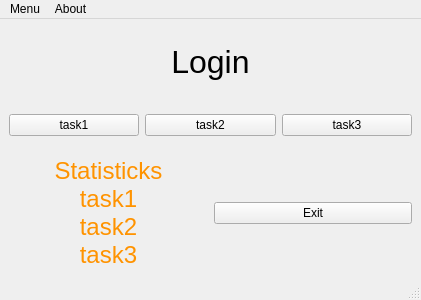
Qt form mainwindow.ui (SqAnic/ProjectSucces) before a commit.
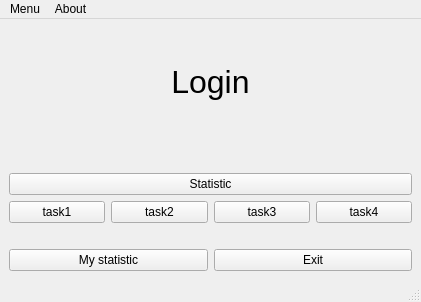
The same form after that commit.

Patch:
```diff
--- a/mainwindow.ui
+++ b/mainwindow.ui
@@ -7,7 +7,7 @@
     <x>0</x>
     <y>0</y>
     <width>421</width>
-    <height>300</height>
+    <height>302</height>
    </rect>
   </property>
   <property name="maximumSize">
@@ -47,11 +47,18 @@
         <property name="sizeHint" stdset="0">
          <size>
           <width>20</width>
-          <height>10</height>
+          <height>30</height>
          </size>
         </property>
        </spacer>
       </item>
+      <item>
+       <widget class="QPushButton" name="pushButton_stat">
+        <property name="text">
+         <string>Statistic</string>
+        </property>
+       </widget>
+      </item>
       <item>
        <layout class="QGridLayout" name="gridLayout">
         <item row="1" column="0" colspan="2">
@@ -77,22 +84,15 @@
             </property>
            </widget>
           </item>
+          <item>
+           <widget class="QPushButton" name="pushButton_task4">
+            <property name="text">
+             <string>task4</string>
+            </property>
+           </widget>
+          </item>
          </layout>
         </item>
-        <item row="7" column="1">
-         <widget class="QPushButton" name="pushButton_exit">
-          <property name="text">
-           <string>Exit</string>
-          </property>
-         </widget>
-        </item>
-        <item row="7" column="0">
-         <widget class="QLabel" name="label_stat">
-          <property name="text">
-           <string>&lt;html&gt;&lt;head/&gt;&lt;body&gt;&lt;p align=&quot;center&quot;&gt;&lt;span style=&quot; font-size:18pt; color:#ff9300;&quot;&gt;Statisticks&lt;/span&gt;&lt;span style=&quot; font-size:18pt;&quot;&gt;&lt;br/&gt;&lt;/span&gt;&lt;span style=&quot; font-size:18pt; color:#ff9300;&quot;&gt;task1&lt;/span&gt;&lt;span style=&quot; font-size:18pt;&quot;&gt;&lt;br/&gt;&lt;/span&gt;&lt;span style=&quot; font-size:18pt; color:#ff9300;&quot;&gt;task2&lt;/span&gt;&lt;span style=&quot; font-size:18pt;&quot;&gt;&lt;br/&gt;&lt;/span&gt;&lt;span style=&quot; font-size:18pt; color:#ff9300;&quot;&gt;task3&lt;/span&gt;&lt;/p&gt;&lt;/body&gt;&lt;/html&gt;</string>
-          </property>
-         </widget>
-        </item>
         <item row="2" column="0">
          <spacer name="verticalSpacer">
           <property name="orientation">
@@ -104,11 +104,25 @@
           <property name="sizeHint" stdset="0">
            <size>
             <width>50</width>
-            <height>15</height>
+            <height>20</height>
            </size>
           </property>
          </spacer>
         </item>
+        <item row="7" column="1">
+         <widget class="QPushButton" name="pushButton_exit">
+          <property name="text">
+           <string>Exit</string>
+          </property>
+         </widget>
+        </item>
+        <item row="7" column="0">
+         <widget class="QPushButton" name="pushButton_mystat">
+          <property name="text">
+           <string>My statistic</string>
+          </property>
+         </widget>
+        </item>
        </layout>
       </item>
      </layout>
```
